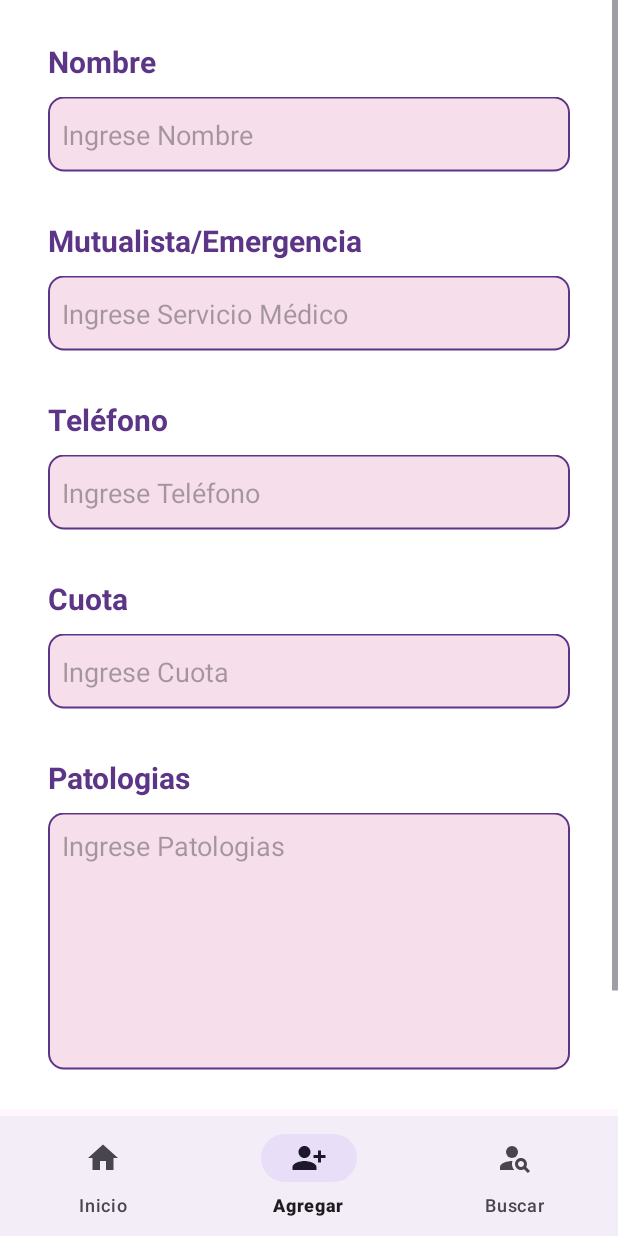
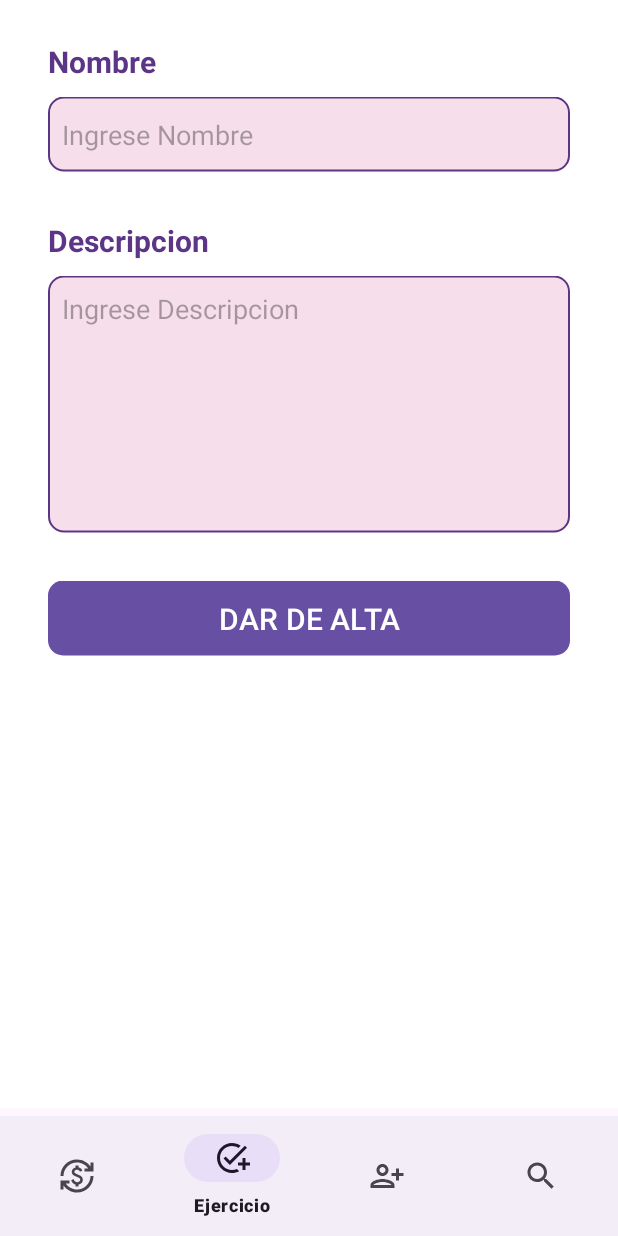
Before and after one commit to Kiriby-Dev/AppPilates, an Android app: the MainActivity screen opened directly, with no data from a screen before it, item 2 of the bottom bar chosen, on a phone screen of 412 x 824 dp. Run offline under Robolectric (Android 15) with nearby library versions, the phone set to English and light mode, and no system bars.

Commit message:
Agregar ejercicios

```diff
--- a/app/src/main/java/com/example/apppilates/AdminSQLiteOpenHelper.java
+++ b/app/src/main/java/com/example/apppilates/AdminSQLiteOpenHelper.java
@@ -17,7 +17,6 @@ public class AdminSQLiteOpenHelper extends SQLiteOpenHelper{
         BaseDeDatos.execSQL("create table ejercicios(nombre text primary key, descripcion text)");
         BaseDeDatos.execSQL("create table pagos(nombre_cliente text, mes int, anio int, fecha text, pagado INTEGER DEFAULT 0, primary key(nombre_cliente, mes, anio))");
         BaseDeDatos.execSQL("create table recibos_pagos(nombre_cliente text, mes int, anio int, recibo text, primary key(nombre_cliente, mes, anio))");
-        BaseDeDatos.execSQL("create table hace(nombre_cliente text, ejercicio text, primary key(nombre_cliente, ejercicio))");
         BaseDeDatos.execSQL("create table no_puede(nombre_cliente text, ejercicio text, primary key(nombre_cliente, ejercicio))");
 
 
--- a/app/src/main/java/com/example/apppilates/Fragments/InicioFragment.java
+++ /dev/null
@@ -1,66 +0,0 @@
-package com.example.apppilates.Fragments;
-
-import android.os.Bundle;
-
-import androidx.fragment.app.Fragment;
-
-import android.view.LayoutInflater;
-import android.view.View;
-import android.view.ViewGroup;
-
-import com.example.apppilates.R;
-
-/**
- * A simple {@link Fragment} subclass.
- * Use the {@link InicioFragment#newInstance} factory method to
- * create an instance of this fragment.
- */
-public class InicioFragment extends Fragment {
-
-    // TODO: Rename parameter arguments, choose names that match
-    // the fragment initialization parameters, e.g. ARG_ITEM_NUMBER
-    private static final String ARG_PARAM1 = "param1";
-    private static final String ARG_PARAM2 = "param2";
-
-    // TODO: Rename and change types of parameters
-    private String mParam1;
-    private String mParam2;
-
-    public InicioFragment() {
-        // Required empty public constructor
-    }
-
-    /**
-     * Use this factory method to create a new instance of
-     * this fragment using the provided parameters.
-     *
-     * @param param1 Parameter 1.
-     * @param param2 Parameter 2.
-     * @return A new instance of fragment InicioFragment.
-     */
-    // TODO: Rename and change types and number of parameters
-    public static InicioFragment newInstance(String param1, String param2) {
-        InicioFragment fragment = new InicioFragment();
-        Bundle args = new Bundle();
-        args.putString(ARG_PARAM1, param1);
-        args.putString(ARG_PARAM2, param2);
-        fragment.setArguments(args);
-        return fragment;
-    }
-
-    @Override
-    public void onCreate(Bundle savedInstanceState) {
-        super.onCreate(savedInstanceState);
-        if (getArguments() != null) {
-            mParam1 = getArguments().getString(ARG_PARAM1);
-            mParam2 = getArguments().getString(ARG_PARAM2);
-        }
-    }
-
-    @Override
-    public View onCreateView(LayoutInflater inflater, ViewGroup container,
-                             Bundle savedInstanceState) {
-        // Inflate the layout for this fragment
-        return inflater.inflate(R.layout.fragment_inicio, container, false);
-    }
-}
--- a/app/src/main/java/com/example/apppilates/MainActivity.java
+++ b/app/src/main/java/com/example/apppilates/MainActivity.java
@@ -8,27 +8,25 @@ import androidx.fragment.app.FragmentTransaction;
 import android.os.Bundle;
 
 import com.example.apppilates.Fragments.AgregarClienteFragment;
+import com.example.apppilates.Fragments.AgregarEjercicioFragment;
 import com.example.apppilates.Fragments.BuscarClienteFragment;
-import com.example.apppilates.Fragments.InicioFragment;
 import com.example.apppilates.Fragments.pagosFragment;
 import com.google.android.material.bottomnavigation.BottomNavigationView;
 
 public class MainActivity extends AppCompatActivity {
 
-    InicioFragment inicio = new InicioFragment();
-    AgregarClienteFragment agregar = new AgregarClienteFragment();
-    BuscarClienteFragment buscar = new BuscarClienteFragment();
-
     @Override
     protected void onCreate(Bundle savedInstanceState) {
         super.onCreate(savedInstanceState);
         setContentView(R.layout.activity_main);
-        replaceFragment(new InicioFragment());
+        replaceFragment(new pagosFragment());
 
         BottomNavigationView bottomNavigationView = findViewById(R.id.bottomNavigationView);
         bottomNavigationView.setOnItemSelectedListener(item -> {
-            if (item.getItemId() == R.id.inicio) {
+            if (item.getItemId() == R.id.pagos) {
                 replaceFragment(new pagosFragment());
+            } else if (item.getItemId() == R.id.ejercicios) {
+                replaceFragment(new AgregarEjercicioFragment());
             } else if (item.getItemId() == R.id.agregar) {
                 replaceFragment(new AgregarClienteFragment());
             } else if (item.getItemId() == R.id.buscar) {
--- /dev/null
+++ b/app/src/main/res/drawable/baseline_add_task_24.xml
@@ -0,0 +1,5 @@
+<vector android:height="24dp" android:tint="#000000"
+    android:viewportHeight="24" android:viewportWidth="24"
+    android:width="24dp" xmlns:android="http://schemas.android.com/apk/res/android">
+    <path android:fillColor="@android:color/white" android:pathData="M22,5.18L10.59,16.6l-4.24,-4.24l1.41,-1.41l2.83,2.83l10,-10L22,5.18zM12,20c-4.41,0 -8,-3.59 -8,-8s3.59,-8 8,-8c1.57,0 3.04,0.46 4.28,1.25l1.45,-1.45C16.1,2.67 14.13,2 12,2C6.48,2 2,6.48 2,12s4.48,10 10,10c1.73,0 3.36,-0.44 4.78,-1.22l-1.5,-1.5C14.28,19.74 13.17,20 12,20zM19,15h-3v2h3v3h2v-3h3v-2h-3v-3h-2V15z"/>
+</vector>
--- /dev/null
+++ b/app/src/main/res/drawable/baseline_currency_exchange_24.xml
@@ -0,0 +1,5 @@
+<vector android:height="24dp" android:tint="#000000"
+    android:viewportHeight="24" android:viewportWidth="24"
+    android:width="24dp" xmlns:android="http://schemas.android.com/apk/res/android">
+    <path android:fillColor="@android:color/white" android:pathData="M12.89,11.1c-1.78,-0.59 -2.64,-0.96 -2.64,-1.9c0,-1.02 1.11,-1.39 1.81,-1.39c1.31,0 1.79,0.99 1.9,1.34l1.58,-0.67C15.39,8.03 14.72,6.56 13,6.24V5h-2v1.26C8.52,6.82 8.51,9.12 8.51,9.22c0,2.27 2.25,2.91 3.35,3.31c1.58,0.56 2.28,1.07 2.28,2.03c0,1.13 -1.05,1.61 -1.98,1.61c-1.82,0 -2.34,-1.87 -2.4,-2.09L8.1,14.75c0.63,2.19 2.28,2.78 2.9,2.96V19h2v-1.24c0.4,-0.09 2.9,-0.59 2.9,-3.22C15.9,13.15 15.29,11.93 12.89,11.1zM3,21H1v-6h6v2l-2.48,0c1.61,2.41 4.36,4 7.48,4c4.97,0 9,-4.03 9,-9h2c0,6.08 -4.92,11 -11,11c-3.72,0 -7.01,-1.85 -9,-4.67L3,21zM1,12C1,5.92 5.92,1 12,1c3.72,0 7.01,1.85 9,4.67L21,3h2v6h-6V7l2.48,0C17.87,4.59 15.12,3 12,3c-4.97,0 -9,4.03 -9,9H1z"/>
+</vector>
--- /dev/null
+++ b/app/src/main/res/drawable/baseline_person_add_alt_24.xml
@@ -0,0 +1,5 @@
+<vector android:height="24dp" android:tint="#000000"
+    android:viewportHeight="24" android:viewportWidth="24"
+    android:width="24dp" xmlns:android="http://schemas.android.com/apk/res/android">
+    <path android:fillColor="@android:color/white" android:pathData="M13,8c0,-2.21 -1.79,-4 -4,-4S5,5.79 5,8s1.79,4 4,4S13,10.21 13,8zM11,8c0,1.1 -0.9,2 -2,2S7,9.1 7,8s0.9,-2 2,-2S11,6.9 11,8zM1,18v2h16v-2c0,-2.66 -5.33,-4 -8,-4S1,15.34 1,18zM3,18c0.2,-0.71 3.3,-2 6,-2c2.69,0 5.78,1.28 6,2H3zM20,15v-3h3v-2h-3V7h-2v3h-3v2h3v3H20z"/>
+</vector>
--- a/app/src/main/res/drawable/baseline_person_search_24.xml
+++ /dev/null
@@ -1,7 +0,0 @@
-<vector android:height="24dp" android:tint="#000000"
-    android:viewportHeight="24" android:viewportWidth="24"
-    android:width="24dp" xmlns:android="http://schemas.android.com/apk/res/android">
-    <path android:fillColor="@android:color/white" android:pathData="M10,8m-4,0a4,4 0,1 1,8 0a4,4 0,1 1,-8 0"/>
-    <path android:fillColor="@android:color/white" android:pathData="M10.35,14.01C7.62,13.91 2,15.27 2,18v2h9.54C9.07,17.24 10.31,14.11 10.35,14.01z"/>
-    <path android:fillColor="@android:color/white" android:pathData="M19.43,18.02C19.79,17.43 20,16.74 20,16c0,-2.21 -1.79,-4 -4,-4s-4,1.79 -4,4c0,2.21 1.79,4 4,4c0.74,0 1.43,-0.22 2.02,-0.57L20.59,22L22,20.59L19.43,18.02zM16,18c-1.1,0 -2,-0.9 -2,-2c0,-1.1 0.9,-2 2,-2s2,0.9 2,2C18,17.1 17.1,18 16,18z"/>
-</vector>
--- /dev/null
+++ b/app/src/main/res/drawable/baseline_search_24.xml
@@ -0,0 +1,5 @@
+<vector android:height="24dp" android:tint="#000000"
+    android:viewportHeight="24" android:viewportWidth="24"
+    android:width="24dp" xmlns:android="http://schemas.android.com/apk/res/android">
+    <path android:fillColor="@android:color/white" android:pathData="M15.5,14h-0.79l-0.28,-0.27C15.41,12.59 16,11.11 16,9.5 16,5.91 13.09,3 9.5,3S3,5.91 3,9.5 5.91,16 9.5,16c1.61,0 3.09,-0.59 4.23,-1.57l0.27,0.28v0.79l5,4.99L20.49,19l-4.99,-5zM9.5,14C7.01,14 5,11.99 5,9.5S7.01,5 9.5,5 14,7.01 14,9.5 11.99,14 9.5,14z"/>
+</vector>
--- /dev/null
+++ b/app/src/main/res/layout/fragment_agregar_ejercicio.xml
@@ -0,0 +1,95 @@
+<?xml version="1.0" encoding="utf-8"?>
+<FrameLayout xmlns:android="http://schemas.android.com/apk/res/android"
+    xmlns:app="http://schemas.android.com/apk/res-auto"
+    xmlns:tools="http://schemas.android.com/tools"
+    android:layout_width="match_parent"
+    android:layout_height="match_parent"
+    android:translationY="-5dp"
+    tools:context=".Fragments.AgregarClienteFragment">
+
+    <androidx.constraintlayout.widget.ConstraintLayout
+        android:layout_width="match_parent"
+        android:layout_height="match_parent"
+        android:background="#FFFFFF">
+
+        <ScrollView
+            android:layout_width="match_parent"
+            android:layout_height="match_parent"
+            app:layout_constraintBottom_toBottomOf="parent"
+            app:layout_constraintEnd_toEndOf="parent"
+            app:layout_constraintHorizontal_bias="0.0"
+            app:layout_constraintStart_toStartOf="parent"
+            app:layout_constraintTop_toTopOf="parent"
+            app:layout_constraintVertical_bias="0.0">
+
+            <LinearLayout
+                android:id="@+id/linearLayout2"
+                android:layout_width="match_parent"
+                android:layout_height="wrap_content"
+                android:background="#FFFFFF"
+                android:orientation="vertical"
+                android:padding="32dp">
+
+                <TextView
+                    android:id="@+id/nombreTextView"
+                    android:layout_width="match_parent"
+                    android:layout_height="wrap_content"
+                    android:text="Nombre"
+                    android:textColor="#5D3587"
+                    android:textSize="20sp"
+                    android:textStyle="bold" />
+
+                <EditText
+                    android:id="@+id/nombreEditText"
+                    android:layout_width="match_parent"
+                    android:layout_height="50dp"
+                    android:layout_marginTop="10dp"
+                    android:background="@drawable/edittext_background"
+                    android:ems="10"
+                    android:hint="Ingrese Nombre"
+                    android:inputType="text"
+                    android:padding="9dp" />
+
+                <TextView
+                    android:id="@+id/descripcionTextView"
+                    android:layout_width="match_parent"
+                    android:layout_height="wrap_content"
+                    android:layout_marginTop="32dp"
+                    android:text="Descripcion"
+                    android:textColor="#5D3587"
+                    android:textSize="20sp"
+                    android:textStyle="bold" />
+
+                <EditText
+                    android:id="@+id/descripcionEditText"
+                    android:layout_width="match_parent"
+                    android:layout_height="wrap_content"
+                    android:layout_marginTop="10dp"
+                    android:background="@drawable/edittext_background"
+                    android:ems="10"
+                    android:gravity="start|top"
+                    android:hint="Ingrese Descripcion"
+                    android:inputType="textMultiLine"
+                    android:lines="7"
+                    android:overScrollMode="always"
+                    android:padding="9dp"
+                    android:scrollbarStyle="insideInset"
+                    android:scrollbars="vertical"
+                    android:scrollHorizontally="false" />
+
+                <Button
+                    android:id="@+id/crearButton"
+                    style="android:style/Widget.Button"
+                    android:layout_width="match_parent"
+                    android:layout_height="50dp"
+                    android:layout_marginTop="32dp"
+                    android:background="@drawable/button_background"
+                    android:text="DAR DE ALTA"
+                    android:textSize="20sp" />
+
+            </LinearLayout>
+        </ScrollView>
+
+    </androidx.constraintlayout.widget.ConstraintLayout>
+
+</FrameLayout>
--- a/app/src/main/res/layout/fragment_inicio.xml
+++ /dev/null
@@ -1,25 +0,0 @@
-<?xml version="1.0" encoding="utf-8"?>
-<FrameLayout xmlns:android="http://schemas.android.com/apk/res/android"
-    xmlns:app="http://schemas.android.com/apk/res-auto"
-    xmlns:tools="http://schemas.android.com/tools"
-    android:layout_width="match_parent"
-    android:layout_height="match_parent"
-    tools:context=".Fragments.InicioFragment">
-
-    <androidx.constraintlayout.widget.ConstraintLayout
-        android:layout_width="match_parent"
-        android:layout_height="match_parent"
-        android:background="#FFFFFF">
-
-        <ImageView
-            android:id="@+id/imageView"
-            android:layout_width="673dp"
-            android:layout_height="923dp"
-            android:src="@drawable/vecteezy_pilates_logo_template_in_white_background_"
-            app:layout_constraintBottom_toBottomOf="parent"
-            app:layout_constraintEnd_toEndOf="parent"
-            app:layout_constraintStart_toStartOf="parent"
-            app:layout_constraintTop_toTopOf="parent" />
-    </androidx.constraintlayout.widget.ConstraintLayout>
-
-</FrameLayout>
--- a/app/src/main/res/menu/bottom_nav_menu.xml
+++ b/app/src/main/res/menu/bottom_nav_menu.xml
@@ -4,19 +4,25 @@
     <item
         android:layout_width="wrap_content"
         android:layout_height="wrap_content"
-        android:title="Inicio"
-        android:icon="@drawable/baseline_home_24"
-        android:id="@+id/inicio"/>
+        android:title="Pagos"
+        android:icon="@drawable/baseline_currency_exchange_24"
+        android:id="@+id/pagos"/>
     <item
         android:layout_width="wrap_content"
         android:layout_height="wrap_content"
-        android:title="Agregar"
-        android:icon="@drawable/baseline_person_add_alt_1_24"
+        android:title="Ejercicio"
+        android:icon="@drawable/baseline_add_task_24"
+        android:id="@+id/ejercicios"/>
+    <item
+        android:layout_width="wrap_content"
+        android:layout_height="wrap_content"
+        android:title="Cliente"
+        android:icon="@drawable/baseline_person_add_alt_24"
         android:id="@+id/agregar"/>
     <item
         android:layout_width="wrap_content"
         android:layout_height="wrap_content"
         android:title="Buscar"
-        android:icon="@drawable/baseline_person_search_24"
+        android:icon="@drawable/baseline_search_24"
         android:id="@+id/buscar"/>
 </menu>
```
